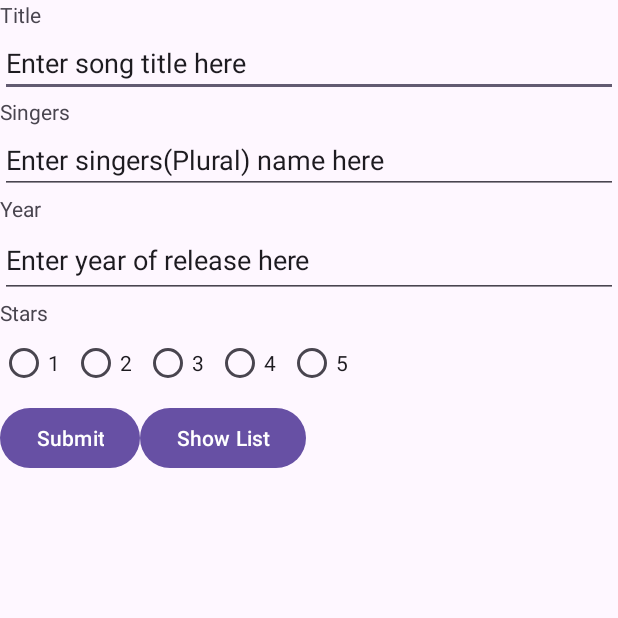
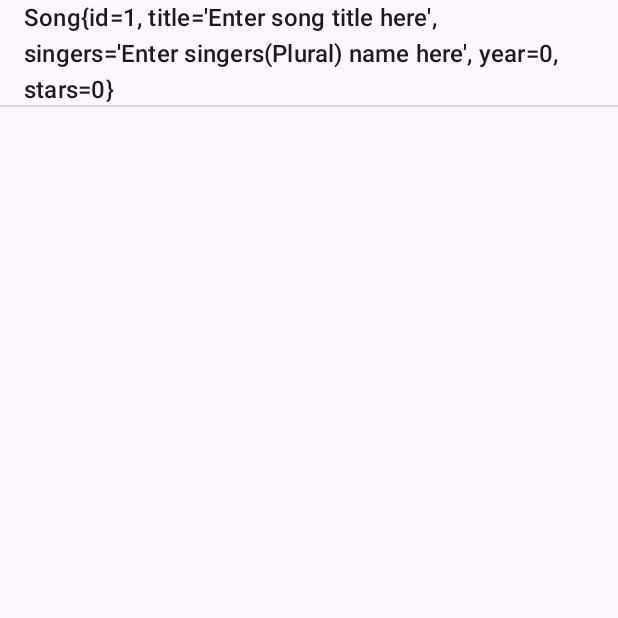
Before and after one commit to CheeChunWaiGabriel/SongDBManager, an Android app: the screen it shows after launch (MainActivity before the commit, EditActivity after it), after a tap on "Show List", on a phone screen of 412 x 824 dp, the top half of it. Run offline under Robolectric (Android 15) with nearby library versions, the phone set to English and light mode, and no system bars; 1 other tap on this screen came first.

Commit message:
Finally got the thing to work

```diff
--- a/app/src/main/AndroidManifest.xml
+++ b/app/src/main/AndroidManifest.xml
@@ -13,6 +13,9 @@
         android:theme="@style/Theme.SongDBManager"
         tools:targetApi="31">
         <activity
+            android:name=".EditActivity"
+            android:exported="false" />
+        <activity
             android:name=".MainActivity"
             android:exported="true">
             <intent-filter>
--- a/app/src/main/java/com/myapplicationdev/android/songdbmanager/DBHelper.java
+++ b/app/src/main/java/com/myapplicationdev/android/songdbmanager/DBHelper.java
@@ -10,65 +10,9 @@ import android.util.Log;
 import androidx.annotation.Nullable;
 
 import java.util.ArrayList;
-import java.util.Collections;
-
-public class DBHelper extends SQLiteOpenHelper {
-    public void insertSong(int id,
-                           String title,
-                           String singers,
-                           int year,
-                           int stars){
-
-        // Get an instance of the database for writing
-        SQLiteDatabase db = this.getWritableDatabase();
-        // We use ContentValues object to store the values for
-        //  the db operation
-        ContentValues values = new ContentValues();
-        // Store the column name as key and the description as value
-        values.put(COLUMN_TITLE, title);
-        values.put(COLUMN_SINGERS, singers);
-        values.put(COLUMN_YEAR, year);
-        values.put(COLUMN_STARS, stars);
-
-        // Store the column name as key and the date as value
-
-        // Insert the row into the TABLE_TASK
-        db.insert(TABLE_SONG, null, values);
-        // Close the database connection
-        db.close();
-    }
-
-    public ArrayList<String> getTaskContent(String sortOrder) {
-        // Create an ArrayList that holds String objects
-        ArrayList<String> songTitles = new ArrayList<String>();
-        // Get the instance of database to read
-        SQLiteDatabase db = this.getReadableDatabase();
-        String[] columns = {COLUMN_ID, COLUMN_TITLE, COLUMN_SINGERS,COLUMN_YEAR,COLUMN_STARS};
-        // Run the query and get back the Cursor object
-        Cursor cursor = db.query(TABLE_SONG, columns, null, null, null, null, COLUMN_ID+ " " + sortOrder, null);
-
-        // moveToFirst() moves to first row, null if no records
-        if (cursor.moveToFirst()) {
-            // Loop while moveToNext() points to next row
-            //  and returns true; moveToNext() returns false
-            //  when no more next row to move to
-            do {
-                // Add the task content to the ArrayList object
-                //  getString(0) retrieves first column data
-                //  getString(1) return second column data
-                //  getInt(0) if data is an integer value
-                songTitles.add(cursor.getString(cursor.getColumnIndex(COLUMN_TITLE)));
-            } while (cursor.moveToNext());
-        }
-        // Close connection
-        cursor.close();
-        db.close();
-
-        return songTitles;
-    }
 
 
-    // Start version with 1
+public class DBHelper extends SQLiteOpenHelper {    // Start version with 1
     // increment by 1 whenever db schema changes.
     private static final int DATABASE_VER = 1;
     private static final String TABLE_SONG = "song";
@@ -86,12 +30,14 @@ public class DBHelper extends SQLiteOpenHelper {
 
     @Override
     public void onCreate(SQLiteDatabase db) {
+        String dropTableSql = "DROP TABLE IF EXISTS " + TABLE_SONG;
+        db.execSQL(dropTableSql);
         String createTableSql = "CREATE TABLE " + TABLE_SONG +  "("
                 + COLUMN_ID + " INTEGER PRIMARY KEY AUTOINCREMENT,"
                 + COLUMN_TITLE + " TEXT,"
                 + COLUMN_SINGERS+ " TEXT ,"
-                + COLUMN_YEAR+"INTEGER,"
-                +COLUMN_STARS+"INTEGER)";
+                + COLUMN_YEAR + " INTEGER ,"
+                + COLUMN_STARS+ " INTEGER )";
         db.execSQL(createTableSql);
         Log.i("info" ,"created tables");
 
@@ -107,28 +53,48 @@ public class DBHelper extends SQLiteOpenHelper {
 
 
     }
-    public ArrayList<song> getTasks(String sortOrder) {
-        ArrayList<song> tasks = new ArrayList<song>();
+    public void insertSong(String title, String singers, int year, int stars){
+
+        // Get an instance of the database for writing
+        SQLiteDatabase db = this.getWritableDatabase();
+        // We use ContentValues object to store the values for
+        //  the db operation
+        ContentValues values = new ContentValues();
+        // Store the column name as key and the description as value
+        values.put(COLUMN_TITLE, title);
+        values.put(COLUMN_SINGERS, singers);
+        values.put(COLUMN_YEAR, year);
+        values.put(COLUMN_STARS, stars);
+
+        // Store the column name as key and the date as value
+
+        // Insert the row into the TABLE_TASK
+       db.insert(TABLE_SONG, null, values);
+        // Close the database connection
+        db.close();
+    }
+    public ArrayList<song> getAllSongs() {
+        ArrayList<song> songlist = new ArrayList<>();
+
         SQLiteDatabase db = this.getReadableDatabase();
-        String[] columns = {COLUMN_ID, COLUMN_TITLE, COLUMN_SINGERS,COLUMN_YEAR,COLUMN_STARS};
-        Cursor cursor = db.query(TABLE_SONG, columns, null, null, null, null,  COLUMN_ID+ " " + sortOrder, null);
+
+        String[] columns= {COLUMN_ID, COLUMN_TITLE, COLUMN_SINGERS,COLUMN_YEAR,COLUMN_STARS};
+
+        Cursor cursor = db.query(TABLE_SONG, columns, null, null,
+                null, null, null, null);
 
         if (cursor.moveToFirst()) {
             do {
-                int id = cursor.getColumnIndex(COLUMN_ID);
-                String description = cursor.getString(1);
-                String date = cursor.getString(2);
-                song obj = new song(id, title, singers,year,stars);
-                tasks.add(obj);
+                int id = cursor.getInt(0);
+                String title=cursor.getString(1);
+                String singers = cursor.getString(2);
+                int year=cursor.getInt(3);
+                int stars=cursor.getInt(4);
+                song Song = new song(id,title,singers,year,stars);
+                songlist.add(Song);
             } while (cursor.moveToNext());
         }
         cursor.close();
         db.close();
-        if (sortOrder=="DESC"){
-            Collections.reverse(tasks);
-        }
-
-        return tasks;
-    }
-
-}
+        return songlist;
+    }}
--- /dev/null
+++ b/app/src/main/java/com/myapplicationdev/android/songdbmanager/EditActivity.java
@@ -0,0 +1,28 @@
+package com.myapplicationdev.android.songdbmanager;
+
+import androidx.appcompat.app.AppCompatActivity;
+
+import android.os.Bundle;
+import android.widget.ArrayAdapter;
+import android.widget.ListView;
+
+import java.util.ArrayList;
+
+public class EditActivity extends AppCompatActivity {
+    ListView lv;
+    ArrayList<song> songsList;
+    ArrayAdapter<song> adapter;
+    @Override
+    protected void onCreate(Bundle savedInstanceState) {
+        super.onCreate(savedInstanceState);
+        setContentView(R.layout.activity_edit);
+
+        lv= findViewById(R.id.list_view);
+        DBHelper db = new DBHelper(EditActivity.this);
+
+        ArrayList<song> songs = db.getAllSongs();
+
+        ArrayAdapter<song> adapter = new ArrayAdapter<>(this, android.R.layout.simple_list_item_1, songs);
+        lv.setAdapter(adapter);
+    }
+}
--- a/app/src/main/java/com/myapplicationdev/android/songdbmanager/MainActivity.java
+++ b/app/src/main/java/com/myapplicationdev/android/songdbmanager/MainActivity.java
@@ -2,6 +2,7 @@ package com.myapplicationdev.android.songdbmanager;
 
 import androidx.appcompat.app.AppCompatActivity;
 
+import android.content.Intent;
 import android.os.Bundle;
 import android.util.Log;
 import android.view.View;
@@ -9,6 +10,8 @@ import android.widget.ArrayAdapter;
 import android.widget.Button;
 import android.widget.EditText;
 import android.widget.ListView;
+import android.widget.RadioButton;
+import android.widget.RadioGroup;
 import android.widget.TextView;
 import android.widget.ToggleButton;
 
@@ -17,14 +20,12 @@ public class MainActivity extends AppCompatActivity {
 
     Button btnInsert, btnGetSongs;
     TextView tvResults;
-    ListView lv;
-    ArrayList<song> al;
-    ArrayAdapter<song> adapter;
+
     EditText YearInput;
     EditText SongInput;
     EditText SingerInput;
+    RadioGroup RadioGroupRating;
 
-    ToggleButton SortBy;
 
 
     @Override
@@ -35,58 +36,48 @@ public class MainActivity extends AppCompatActivity {
         btnInsert = findViewById(R.id.btnInsert);
         btnGetSongs = findViewById(R.id.btnGetTasks);
         //List View->
-        lv=findViewById(R.id.list_view);
         YearInput=findViewById(R.id.insertYear);
         SongInput=findViewById(R.id.insertTitle);
         SingerInput=findViewById(R.id.insertSingers);
+        RadioGroupRating=findViewById(R.id.radio_group);
 
-        al = new ArrayList<>();
-        adapter = new ArrayAdapter<>(MainActivity.this,android.R.layout.simple_list_item_1,al);
-        lv.setAdapter(adapter);
-        btnInsert.setOnClickListener(new View.OnClickListener(){
+
+        btnInsert.setOnClickListener(new View.OnClickListener() {
             @Override
             public void onClick(View v) {
-                // Create the DBHelper object, passing in the
-                // activity's Context
                 DBHelper db = new DBHelper(MainActivity.this);
+                String title=SongInput.getText().toString();
+                String singers=SingerInput.getText().toString();
+                int year=Integer.parseInt(YearInput.getText().toString());
 
-                // Insert a task
-                db.insertSong(SongInput.getText().toString(), SingerInput.getText().toString(), YearInput.getText().toString());
+                int selectedRatingId=RadioGroupRating.getCheckedRadioButtonId();
+                RadioButton selectedRatingButton=findViewById(selectedRatingId);
+                int rating=Integer.parseInt(selectedRatingButton.getText().toString());
+                db.insertSong(title,singers,year,rating);
 
+                SongInput.setText("");
+                SingerInput.setText("");
+                YearInput.setText("");
+                RadioGroupRating.clearCheck();
             }
         });
+
         btnGetSongs.setOnClickListener(new View.OnClickListener(){
             @Override
             public void onClick(View v) {
                 // Create the DBHelper object, passing in the
                 // activity's Context
-                DBHelper db = new DBHelper(MainActivity.this);
-                String sortOrder;
-                if(SortBy.isChecked()) {
-                    sortOrder="ASC";
-                }
-                else{
-                    sortOrder="DESC";
-                }
 
                 // Insert a task
-                ArrayList<song> data = db.getTasks(sortOrder);
-                al.addAll(data);
-                adapter.notifyDataSetChanged();
-                db.close();
+                Intent intent = new Intent(MainActivity.this, EditActivity.class);
+                //Label the actual editactivity EditActivity2
+                startActivity(intent);
 
-                String txt = "";
-                for (int i = 0; i < al.size(); i++) {
-                    song Song=al.get(i);
-                    Log.d("Database Content", i +". "+song.+"\n");
-                    txt += al.get(i).getTitle();
-                    txt += al.get(i).getSingers();
-                    txt += al.get(i).getStars();
 
-                }
-                tvResults.setText(txt);
             }
         });
     }
 
+
+
 }
--- a/app/src/main/java/com/myapplicationdev/android/songdbmanager/song.java
+++ b/app/src/main/java/com/myapplicationdev/android/songdbmanager/song.java
@@ -9,11 +9,25 @@ public class song {
     private int year;
     private int stars;
 
-    public song (int id,
-    String title,
-    String singers,
-    int year,
-    int stars
+
+
+    public song (
+                 String title,
+                 String singers,
+                 int year,
+                 int stars
+    ){
+        this.title=title;
+        this.singers=singers;
+        this.year=year;
+        this.stars=stars;
+    }
+    public song (
+            int id,
+            String title,
+            String singers,
+            int year,
+            int stars
     ){
         this.id=id;
         this.title=title;
@@ -40,10 +54,19 @@ public class song {
         return singers;
     }
 
+    public void setId(int id) {
+        this.id = id;
+    }
+
     @NonNull
     @Override
     public String toString() {
-        return id + "\n" + title+"\n"+year + "\n" + stars + "\n" + singers;
+        return "Song{" +
+                "id=" + id +
+                ", title='" + title + '\'' +
+                ", singers='" + singers + '\'' +
+                ", year=" + year +
+                ", stars=" + stars +
+                '}';
     }
-
 }
--- /dev/null
+++ b/app/src/main/res/layout/activity_edit.xml
@@ -0,0 +1,13 @@
+<?xml version="1.0" encoding="utf-8"?>
+<LinearLayout xmlns:android="http://schemas.android.com/apk/res/android"
+    xmlns:app="http://schemas.android.com/apk/res-auto"
+    xmlns:tools="http://schemas.android.com/tools"
+    android:layout_width="match_parent"
+    android:layout_height="match_parent"
+    tools:context=".EditActivity">
+    <ListView
+        android:id="@+id/list_view"
+        android:layout_width="match_parent"
+        android:layout_height="match_parent"
+        android:layout_weight="1" />
+</LinearLayout>
--- a/app/src/main/res/layout/activity_main.xml
+++ b/app/src/main/res/layout/activity_main.xml
@@ -94,10 +94,5 @@
     </LinearLayout>
 
 
-    <ListView
-        android:id="@+id/list_view"
-        android:layout_width="match_parent"
-        android:layout_height="0dp"
-        android:layout_weight="1" />
 
 </LinearLayout>
```
